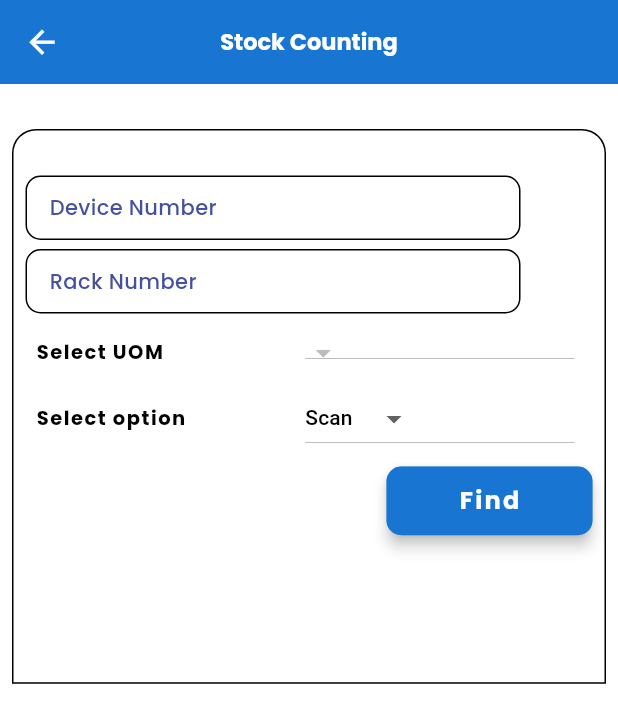
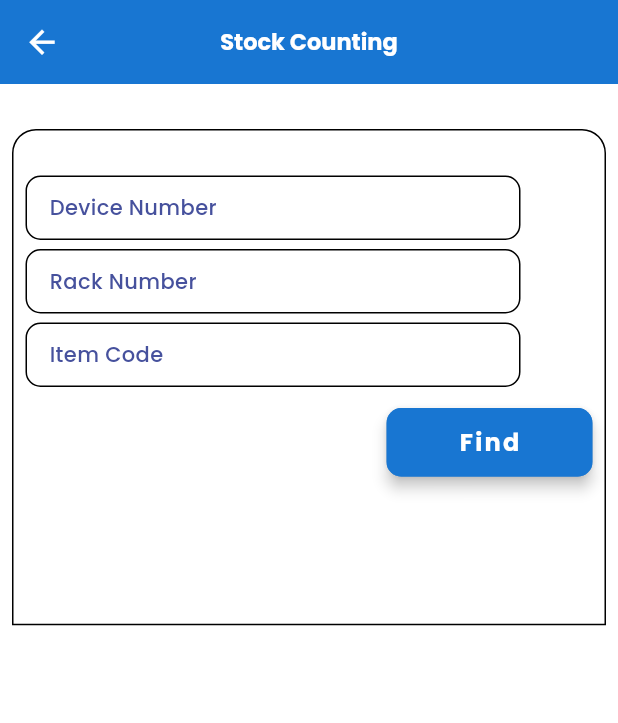
Before and after one commit to ayushprateek/lrg, a Flutter app: the StockCounting widget shown alone on an empty page, opened directly, on a phone screen of 412 x 824 dp. Shown: the top 723 px of the screen. Run offline on Flutter 3.47's test engine with Material 3 defaults, Android fonts, the phone set to English and light mode, and no system bars; our stand-ins replace awesome_notifications, connectivity_plus, device_info_plus, get, google_fonts, shared_preferences; missing offline and left inert: mobile_scanner, tbib_downloader; accounts and stored records are empty; Roboto replaces fonts that are missing (OpensansHebrew).

Commit message:
Improved Stock counting

```diff
--- a/lib/services/service_manager.dart
+++ b/lib/services/service_manager.dart
@@ -17,10 +17,11 @@ import 'package:url_launcher/url_launcher.dart';
 // import 'package:url_launcher/url_launcher.dart';
 
 class ServiceManager {
-  static String baseURL = 'http://51.79.229.83:8080/API/';
+  ///DEVELOPMENT URL
+  // static String baseURL = 'http://51.79.229.83:8080/API/';
 
-  ///DEVELOPMENT
-  // static String baseURL = 'http://51.79.229.83:8080/Live/API/';///LIVE
+  ///PRODUCTION URL
+  static String baseURL = 'http://51.79.229.83:8080/Live/API/';///LIVE
   static Map<String, String>? header = {
     'accept': '*/*',
     'Content-Type': 'application/json'
--- a/lib/ui/stock_counting/stock_counting.dart
+++ b/lib/ui/stock_counting/stock_counting.dart
@@ -28,16 +28,19 @@ class _StockCountingState extends State<StockCounting> {
   final TextEditingController _deviceNumber = TextEditingController();
   final TextEditingController _rackNo = TextEditingController();
   final TextEditingController _code = TextEditingController();
+  final TextEditingController _UOM = TextEditingController();
+  final TextEditingController _description = TextEditingController();
   final FocusNode _codeFocusNode = FocusNode();
+  final FocusNode _qtyFocusNode = FocusNode();
 
   final TextEditingController _qty = TextEditingController();
   final ScrollController _scrollController = ScrollController();
   List<UomModel> uomList = [];
   UomModel? selectedUOM;
-  bool displayQtyField=false;
+  bool displayQtyField = false;
 
   // List<StockCountingDetailModel> items = [];
-  String selectedOption = 'Scan';
+  String selectedOption = 'Manual';
   Set<String> optionList = {'Scan', 'Manual'};
 
   @override
@@ -91,12 +94,42 @@ class _StockCountingState extends State<StockCounting> {
                           labelText: 'Device Number'),
                       getTextField(
                           controller: _rackNo, labelText: 'Rack Number'),
-                      if (selectedOption == 'Manual')
-                        getTextField(controller: _code, focusNode: _codeFocusNode,labelText: 'Item Code',autofocus: true),
-                      if(displayQtyField)
-                      getTextField(controller: _qty, labelText: 'Qty'),
-                      _uomDropdownButton(),
-                      _dropdownButton(),
+
+                      if (selectedOption == 'Manual' && !displayQtyField)
+                        getTextField(
+                            controller: _code,
+                            focusNode: _codeFocusNode,
+                            labelText: 'Item Code',
+                            autofocus: true),
+
+                      if (selectedOption == 'Manual' && displayQtyField)
+                        getDisabledTextField(
+                            controller: _code,
+                            focusNode: _codeFocusNode,
+                            labelText: 'Item Code',
+                            suffixIcon: IconButton(
+                                onPressed: () {
+                                  _code.clear();
+                                  _description.clear();
+                                  _qty.clear();
+                                  setState(() {
+                                    displayQtyField = false;
+                                  });
+                                },
+                                icon: Icon(
+                                  Icons.clear,
+                                  color: Colors.red,
+                                )),
+                            autofocus: true),
+                      if (displayQtyField) ...[
+                        getDisabledTextField(
+                            controller: _description, labelText: 'Description'),
+                        getTextField(controller: _qty, labelText: 'Qty',focusNode: _qtyFocusNode),
+                        getDisabledTextField(
+                            controller: _UOM, labelText: 'UOM'),
+                      ],
+                      // _uomDropdownButton(),
+                      // _dropdownButton(),
                       Align(
                         alignment: Alignment.centerRight,
                         child: Padding(
@@ -106,7 +139,7 @@ class _StockCountingState extends State<StockCounting> {
                             height: Get.height / 18,
                             child: loadingButton(
                                 isLoading: false,
-                                btnText: displayQtyField?'Submit':'Find',
+                                btnText: displayQtyField ? 'Submit' : 'Find',
                                 fontSize: 16,
                                 elevation: 4,
                                 onPress: () async {
@@ -425,8 +458,8 @@ class _StockCountingState extends State<StockCounting> {
   }
 
   getInfo() async {
-    await ServiceManager.getUOMList(
-        onSuccess: onUOMSuccess, onError: onUOMError);
+    // await ServiceManager.getUOMList(
+    //     onSuccess: onUOMSuccess, onError: onUOMError);
     _deviceNumber.text = (await getDeviceId()) ?? '';
     setState(() {});
   }
@@ -447,10 +480,14 @@ class _StockCountingState extends State<StockCounting> {
     ///if quantity is not entered by user then set the qty and return
     if (_qty.text.isEmpty || (int.tryParse(_qty.text) ?? 0) == 0) {
       _qty.text = countingDetailModel.decQuantity?.toStringAsFixed(0) ?? '0';
+      _description.text = countingDetailModel.varItemDescription ?? '';
+
+      _UOM.text = countingDetailModel.varUomCode ?? '';
       CustomSnackBar.successSnackBar('Please enter the qty');
       setState(() {
-        displayQtyField=true;
+        displayQtyField = true;
       });
+      FocusScope.of(context).requestFocus(_qtyFocusNode);
       return;
     }
     // print("Quantity ${countingDetailModel.decQuantity?.toStringAsFixed(2)}");
@@ -520,7 +557,7 @@ class _StockCountingState extends State<StockCounting> {
         varItemNo: stockCountingDetailModel.varItemNo,
         varRackNo: _rackNo.text,
         varBarcode: stockCountingDetailModel.varBarcode,
-        varUomCode: selectedUOM?.varUomCode,
+        varUomCode: _UOM.text,
         varWarehouseCode: stockCountingDetailModel.varWarehouseCode,
       ));
 
@@ -529,10 +566,10 @@ class _StockCountingState extends State<StockCounting> {
             requestList: requestList,
             onSuccess: (Map map) {
               _code.clear();
-              _rackNo.clear();
               _qty.clear();
-              displayQtyField=false;
-
+              _description.clear();
+              _UOM.clear();
+              displayQtyField = false;
               getSuccessSnackBar(map['message'] ?? 'Your data is saved');
               setState(() {});
               FocusScope.of(context).requestFocus(_codeFocusNode);
```
